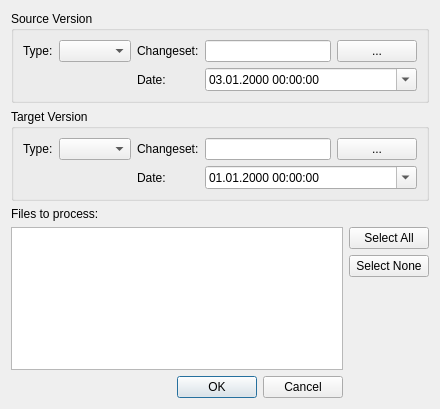
Above: u7/Forms/DialogProjectDiff.ui from whiteman-kr/u7set before the change. Below: the same form after it.
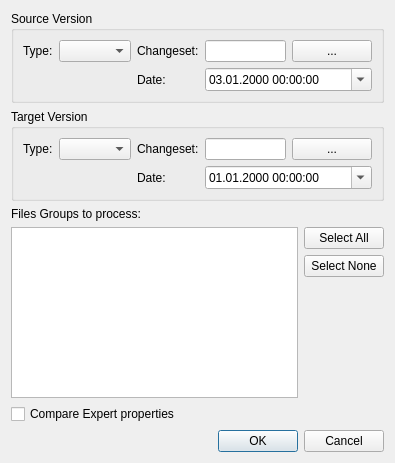
That is the form after the change.

Commit message: RPCT-2883, u7: Working on ProjectDiffGenerator

The edit to the form file:
```diff
--- a/u7/Forms/DialogProjectDiff.ui
+++ b/u7/Forms/DialogProjectDiff.ui
@@ -6,8 +6,8 @@
    <rect>
     <x>0</x>
     <y>0</y>
-    <width>440</width>
-    <height>409</height>
+    <width>395</width>
+    <height>463</height>
    </rect>
   </property>
   <property name="windowTitle">
@@ -145,7 +145,7 @@
       </sizepolicy>
      </property>
      <property name="text">
-      <string>Files to process:</string>
+      <string>Files Groups to process:</string>
      </property>
     </widget>
    </item>
@@ -183,7 +183,27 @@
      </property>
     </spacer>
    </item>
+   <item row="6" column="0">
+    <widget class="QCheckBox" name="expertPropertiesCheck">
+     <property name="text">
+      <string>Compare Expert properties</string>
+     </property>
+    </widget>
+   </item>
    <item row="6" column="1">
+    <spacer name="horizontalSpacer">
+     <property name="orientation">
+      <enum>Qt::Horizontal</enum>
+     </property>
+     <property name="sizeHint" stdset="0">
+      <size>
+       <width>134</width>
+       <height>20</height>
+      </size>
+     </property>
+    </spacer>
+   </item>
+   <item row="7" column="1" colspan="2">
     <widget class="QDialogButtonBox" name="buttonBox">
      <property name="orientation">
       <enum>Qt::Horizontal</enum>
```
Left out of the diff: 20 changed lines with no effect on the pictures. The commit also changes 5 other files.
